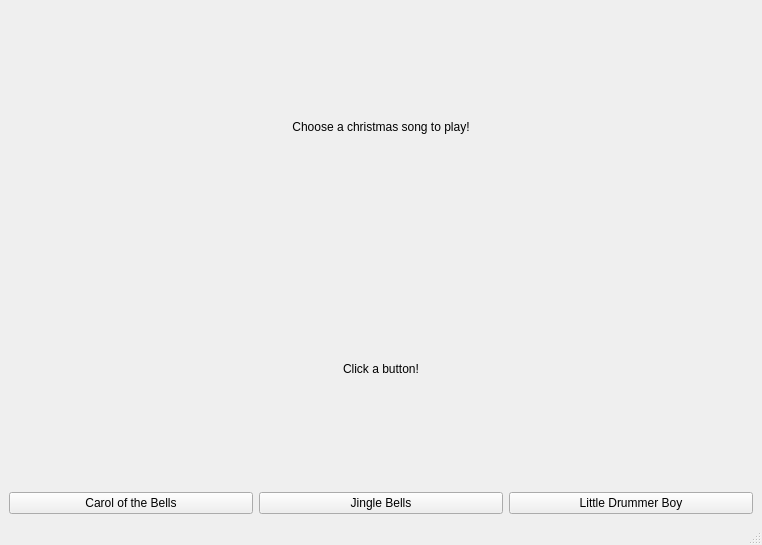
This is test.ui in JasonLuckow/ProjectLab2 as Qt 5 draws it before an edit. The edited form follows.
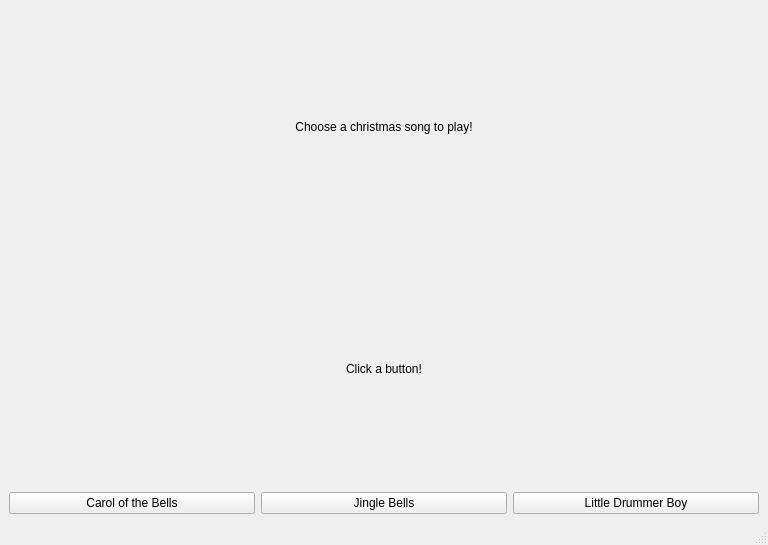
This is the edited form. Icons and pictures are not drawn.

The edit to the form file:
```diff
--- a/test.ui
+++ b/test.ui
@@ -6,7 +6,7 @@
    <rect>
     <x>0</x>
     <y>0</y>
-    <width>762</width>
+    <width>768</width>
     <height>545</height>
    </rect>
   </property>
@@ -16,6 +16,11 @@
   <property name="windowTitle">
    <string>The Bell Hoppers</string>
   </property>
+  <property name="styleSheet">
+   <string notr="true">background-image: url(&quot;christmasbackground.jpg&quot;);
+background-repeat: no-repeat; 
+background-position: center;</string>
+  </property>
   <widget class="QWidget" name="centralwidget">
    <layout class="QGridLayout" name="gridLayout">
     <item row="2" column="1">
```
Left out of the diff: 28 changed lines with no effect on the pictures.
